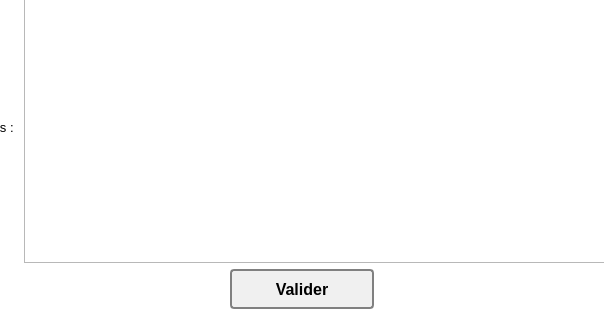
ProjetPC2/SIMM2.0-DEV, file Interface/FenêtresEnUI/AjoutEquipement.ui: the form before one commit; both pictures show x 89 to 693 and y 445 to 765 of the 781 by 765 pixel window.
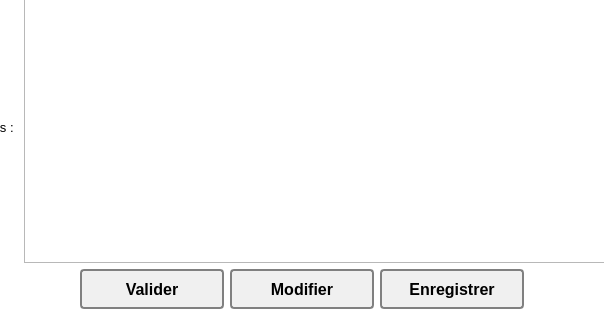
The form after the commit. Icons and pictures are not drawn.

Patch:
```diff
--- a/Interface/FenêtresEnUI/AjoutEquipement.ui
+++ b/Interface/FenêtresEnUI/AjoutEquipement.ui
@@ -581,6 +581,38 @@
        <property name="text">
         <string>Valider</string>
        </property>
+       <property name="icon">
+        <iconset>
+         <normaloff>check-symbol.png</normaloff>check-symbol.png</iconset>
+       </property>
+      </widget>
+     </item>
+     <item>
+      <widget class="QPushButton" name="pushButton">
+       <property name="text">
+        <string>Modifier</string>
+       </property>
+       <property name="icon">
+        <iconset>
+         <normaloff>Modify-icon.png</normaloff>Modify-icon.png</iconset>
+       </property>
+       <property name="iconSize">
+        <size>
+         <width>32</width>
+         <height>32</height>
+        </size>
+       </property>
+      </widget>
+     </item>
+     <item>
+      <widget class="QPushButton" name="pushButton_2">
+       <property name="text">
+        <string>Enregistrer</string>
+       </property>
+       <property name="icon">
+        <iconset>
+         <normaloff>../Images/save (1).png</normaloff>../Images/save (1).png</iconset>
+       </property>
       </widget>
      </item>
      <item>
```
